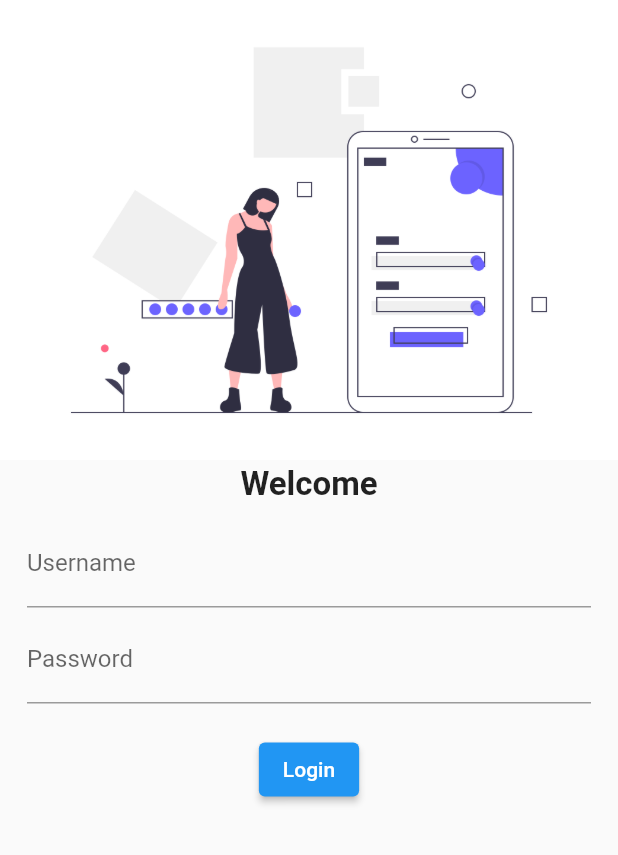
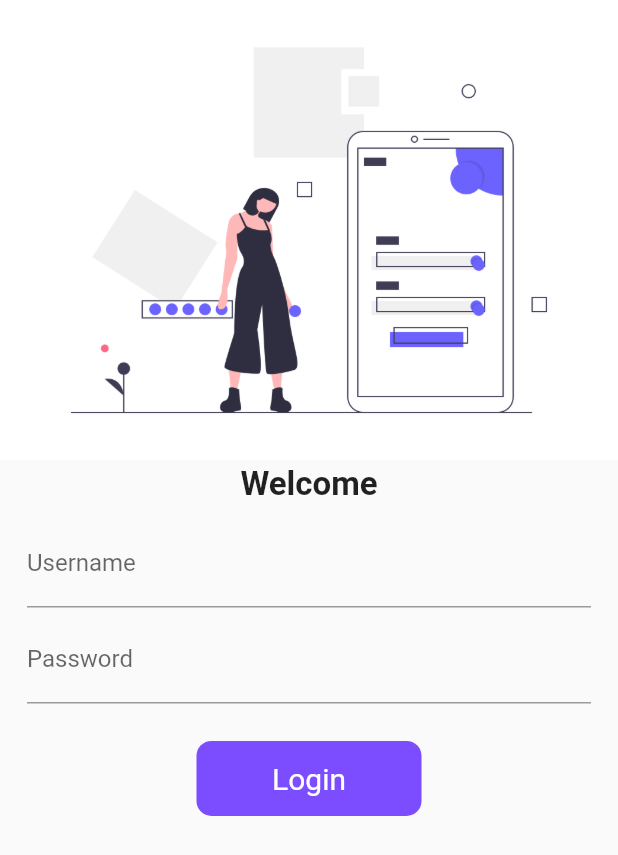
Before and after one commit to bhupesh7shakya/FlutterApp, a Flutter app: the screen it shows after launch, on a phone screen of 412 x 824 dp. Shown: the top 855 px of the screen. Run offline on Flutter 3.47's test engine with Material 2 defaults, Android fonts, the phone set to English and light mode, and no system bars.

```diff
--- a/lib/main.dart
+++ b/lib/main.dart
@@ -2,19 +2,26 @@ import 'package:flutter/material.dart';
 import 'package:tutorial/page/loginPage.dart';
 import 'page/homeBody.dart';
 import 'page/loginPage.dart';
+import 'routes/routes.dart';
 
 void main() {
-  runApp(MaterialApp(
+  runApp(
+    MaterialApp(
       debugShowCheckedModeBanner: true,
       // home: Home(),
       themeMode: ThemeMode.dark,
       darkTheme: ThemeData(brightness: Brightness.light),
-    theme: ThemeData(primarySwatch: Colors.deepPurple),
+      theme: ThemeData(
+        primarySwatch: Colors.deepPurple,
+        // fontFamily: GoogleFonts()
+      ),
       routes: {
         "/": (context) => LoginPage(),
-      "/login": (context) => LoginPage(),
+        MyRoutes.HomeRoute: (context) => Home(),
+        MyRoutes.LoginRoute: (context) => LoginPage(),
       },
-  ));
+    ),
+  );
 }
 
 class Home extends StatelessWidget {
--- a/lib/page/loginPage.dart
+++ b/lib/page/loginPage.dart
@@ -1,10 +1,19 @@
 import 'package:flutter/material.dart';
+import 'package:tutorial/routes/routes.dart';
 
-class LoginPage extends StatelessWidget {
+class LoginPage extends StatefulWidget {
   @override
+  _LoginPageState createState() => _LoginPageState();
+}
+
+class _LoginPageState extends State<LoginPage> {
+  @override
+  bool LoginButtonTaped = false;
+
   Widget build(BuildContext context) {
-    return Scaffold(
-        body: Column(
+    return Material(
+        child: SingleChildScrollView(
+      child: Column(
         children: [
           Image.asset(
             "asset/images/login.png",
@@ -37,13 +46,45 @@ class LoginPage extends StatelessWidget {
               ),
             ),
           ),
-        SizedBox(height: 10),
-        ElevatedButton(
-            child: Text("Login"),
-            onPressed: () {
-              print("clicked");
-            })
+          SizedBox(height: 15),
+          InkWell(
+            splashColor: Colors.blue,
+            onTap: () async {
+              setState(() {
+                (LoginButtonTaped)
+                    ? LoginButtonTaped = false
+                    : LoginButtonTaped = true;
+                print("tapped");
+              });
+              await Future.delayed(Duration(milliseconds: 550));
+              Navigator.pushNamed(context, MyRoutes.HomeRoute);
+            },
+            child: AnimatedContainer(
+              duration: Duration(milliseconds: 500),
+              width: (LoginButtonTaped) ? 50 : 150,
+              height: ((LoginButtonTaped) ? 50 : 50),
+              alignment: Alignment.center,
+              decoration: BoxDecoration(
+                  color: Colors.deepPurpleAccent,
+                  borderRadius:
+                      BorderRadius.circular((LoginButtonTaped) ? 100 : 10)),
+              child: (LoginButtonTaped)
+                  ? Icon(
+                      Icons.check,
+                      color: Colors.white,
+                      size: 35,
+                    )
+                  : Text(
+                      "Login",
+                      style: TextStyle(
+                        color: Colors.white,
+                        fontSize: 20,
+                      ),
+                    ),
+            ),
+          )
         ],
+      ),
     ));
   }
 }
--- /dev/null
+++ b/lib/routes/routes.dart
@@ -0,0 +1,4 @@
+class MyRoutes {
+  static String LoginRoute = "/login";
+  static String HomeRoute = "/home";
+}
--- a/pubspec.yaml
+++ b/pubspec.yaml
@@ -27,7 +27,7 @@ dependencies:
 
   # The following adds the Cupertino Icons font to your application.
   # Use with the CupertinoIcons class for iOS style icons.
-    # google_fonts: ^2.0.0
+  google_fonts: ^2.0.0
   cupertino_icons: ^1.0.2
 
 dev_dependencies:
```
Also changed, not shown: pubspec.lock. Lines whose indentation alone changed are shown as unchanged.
